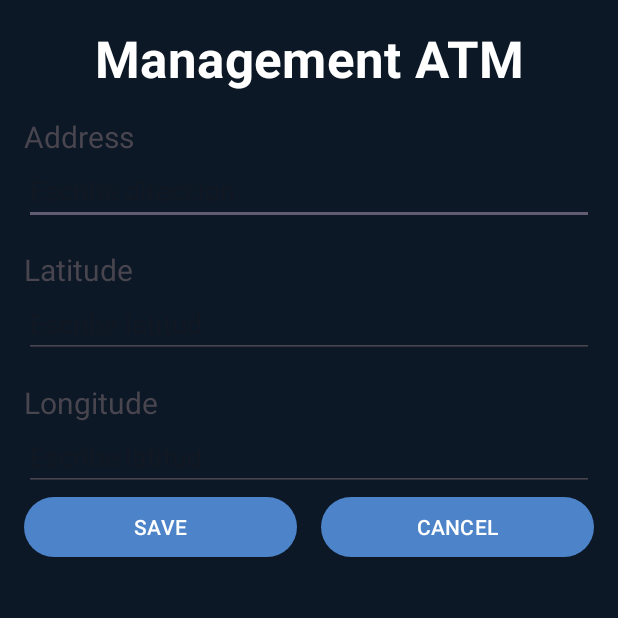
After one commit to jtorrast/dm-banco-jototo, an Android app: the AddCajeroFragment screen opened directly, with no data from a screen before it, on a phone screen of 412 x 824 dp, the top half of it. The commit adds this screen. Run offline under Robolectric (Android 15) with nearby library versions, the phone set to English and light mode, and no system bars.

Commit message:
Fragment add atm, activity management atm

```diff
--- a/app/src/main/AndroidManifest.xml
+++ b/app/src/main/AndroidManifest.xml
@@ -13,6 +13,9 @@
         android:supportsRtl="true"
         android:theme="@style/Theme.Bancojototo"
         tools:targetApi="31">
+        <activity
+            android:name=".activities.AtmFormActivity"
+            android:exported="false" />
         <activity
             android:name=".activities.AtmListActivity"
             android:exported="false" />
--- /dev/null
+++ b/app/src/main/java/com/example/banco_jototo/activities/AtmFormActivity.kt
@@ -0,0 +1,24 @@
+package com.example.banco_jototo.activities
+
+import androidx.appcompat.app.AppCompatActivity
+import android.os.Bundle
+import com.example.banco_jototo.R
+import com.example.banco_jototo.databinding.ActivityAtmFormBinding
+import com.example.banco_jototo.fragments.AddCajeroFragment
+
+class AtmFormActivity : AppCompatActivity() {
+
+    private lateinit var binding: ActivityAtmFormBinding
+
+
+    override fun onCreate(savedInstanceState: Bundle?) {
+        super.onCreate(savedInstanceState)
+        binding = ActivityAtmFormBinding.inflate(layoutInflater)
+        setContentView(binding.root)
+
+        supportFragmentManager.beginTransaction()
+            .add(R.id.contenedorFragmentAtm, AddCajeroFragment()).commit()
+
+
+    }
+}
--- a/app/src/main/java/com/example/banco_jototo/activities/AtmManagementActivity.kt
+++ b/app/src/main/java/com/example/banco_jototo/activities/AtmManagementActivity.kt
@@ -1,5 +1,6 @@
 package com.example.banco_jototo.activities
 
+import android.content.Intent
 import androidx.appcompat.app.AppCompatActivity
 import android.os.Bundle
 import com.example.banco_jototo.R
@@ -18,11 +19,23 @@ class AtmManagementActivity : AppCompatActivity() {
     private lateinit var binding: ActivityAtmManagementBinding
     override fun onCreate(savedInstanceState: Bundle?) {
         super.onCreate(savedInstanceState)
-        setContentView(R.layout.activity_atm_management)
+
+        binding = ActivityAtmManagementBinding.inflate(layoutInflater)
+        setContentView(binding.root)
 
         val cliente = intent.getSerializableExtra("Cliente") as Cliente
+        println(cliente.getNombre())
 
-        println(cliente.getNombre())
+        binding.btnAtmList.setOnClickListener {
+            val intent = Intent(this, AtmListActivity::class.java)
+            startActivity(intent)
+        }
+
+        binding.btnAtmAdd.setOnClickListener {
+            val intent = Intent(this, AtmFormActivity::class.java)
+            startActivity(intent)
+        }
+
 
 
     }
--- /dev/null
+++ b/app/src/main/java/com/example/banco_jototo/fragments/AddCajeroFragment.kt
@@ -0,0 +1,60 @@
+package com.example.banco_jototo.fragments
+
+import android.os.Bundle
+import androidx.fragment.app.Fragment
+import android.view.LayoutInflater
+import android.view.View
+import android.view.ViewGroup
+import com.example.banco_jototo.R
+
+// TODO: Rename parameter arguments, choose names that match
+// the fragment initialization parameters, e.g. ARG_ITEM_NUMBER
+private const val ARG_PARAM1 = "param1"
+private const val ARG_PARAM2 = "param2"
+
+/**
+ * A simple [Fragment] subclass.
+ * Use the [AddCajeroFragment.newInstance] factory method to
+ * create an instance of this fragment.
+ */
+class AddCajeroFragment : Fragment() {
+    // TODO: Rename and change types of parameters
+    private var param1: String? = null
+    private var param2: String? = null
+
+    override fun onCreate(savedInstanceState: Bundle?) {
+        super.onCreate(savedInstanceState)
+        arguments?.let {
+            param1 = it.getString(ARG_PARAM1)
+            param2 = it.getString(ARG_PARAM2)
+        }
+    }
+
+    override fun onCreateView(
+        inflater: LayoutInflater, container: ViewGroup?,
+        savedInstanceState: Bundle?
+    ): View? {
+        // Inflate the layout for this fragment
+        return inflater.inflate(R.layout.fragment_add_cajero, container, false)
+    }
+
+    companion object {
+        /**
+         * Use this factory method to create a new instance of
+         * this fragment using the provided parameters.
+         *
+         * @param param1 Parameter 1.
+         * @param param2 Parameter 2.
+         * @return A new instance of fragment AddCajeroFragment.
+         */
+        // TODO: Rename and change types and number of parameters
+        @JvmStatic
+        fun newInstance(param1: String, param2: String) =
+            AddCajeroFragment().apply {
+                arguments = Bundle().apply {
+                    putString(ARG_PARAM1, param1)
+                    putString(ARG_PARAM2, param2)
+                }
+            }
+    }
+}
--- /dev/null
+++ b/app/src/main/res/layout/activity_atm_form.xml
@@ -0,0 +1,21 @@
+<?xml version="1.0" encoding="utf-8"?>
+<LinearLayout xmlns:android="http://schemas.android.com/apk/res/android"
+    xmlns:app="http://schemas.android.com/apk/res-auto"
+    xmlns:tools="http://schemas.android.com/tools"
+    android:layout_width="match_parent"
+    android:layout_height="match_parent"
+    tools:context=".activities.AtmFormActivity"
+    android:orientation="vertical"
+    android:background="@color/azul_oscuro_profundo">
+
+    <TextView
+        android:id="@+id/atmManagementTitle"
+        style="@style/titleSectionStyle"
+        android:layout_width="match_parent"
+        android:layout_height="wrap_content"
+        android:text="@string/text_atm_management_title"/>
+    <androidx.fragment.app.FragmentContainerView
+        android:id="@+id/contenedorFragmentAtm"
+        android:layout_width="match_parent"
+        android:layout_height="match_parent"/>
+</LinearLayout>
--- /dev/null
+++ b/app/src/main/res/layout/fragment_add_cajero.xml
@@ -0,0 +1,70 @@
+<?xml version="1.0" encoding="utf-8"?>
+<FrameLayout xmlns:android="http://schemas.android.com/apk/res/android"
+    xmlns:tools="http://schemas.android.com/tools"
+    android:layout_width="match_parent"
+    android:layout_height="match_parent"
+    tools:context=".fragments.AddCajeroFragment">
+
+   <LinearLayout
+       android:layout_width="match_parent"
+       android:layout_height="match_parent"
+       android:orientation="vertical"
+       android:layout_marginHorizontal="16dp">
+       <TextView
+           android:layout_width="match_parent"
+           android:layout_height="wrap_content"
+           android:layout_marginTop="16dp"
+           android:text="@string/text_atm_addres"
+           android:textSize="20sp"/>
+       <EditText
+           android:id="@+id/etDireccion"
+           android:layout_width="match_parent"
+           android:layout_height="wrap_content"
+           android:hint="Escribe direccion"/>
+
+       <TextView
+           android:layout_width="match_parent"
+           android:layout_height="wrap_content"
+           android:layout_marginTop="16dp"
+           android:text="@string/text_atm_latitude"
+           android:textSize="20sp"/>
+       <EditText
+           android:id="@+id/etLatitud"
+           android:layout_width="match_parent"
+           android:layout_height="wrap_content"
+           android:hint="Escribe latitud"/>
+
+       <TextView
+           android:layout_width="match_parent"
+           android:layout_height="wrap_content"
+           android:layout_marginTop="16dp"
+           android:text="@string/text_atm_longitude"
+           android:textSize="20sp"/>
+       <EditText
+           android:id="@+id/etLongitud"
+           android:layout_width="match_parent"
+           android:layout_height="wrap_content"
+           android:hint="Escribe latitud"/>
+
+       <LinearLayout
+           android:layout_width="match_parent"
+           android:layout_height="wrap_content"
+           android:orientation="horizontal">
+           <com.google.android.material.button.MaterialButton
+               android:id="@+id/btnSaveAtm"
+               android:layout_width="0dp"
+               android:layout_height="wrap_content"
+               android:layout_weight="1"
+               android:layout_marginEnd="16dp"
+               android:text="@string/text_save_atm"
+               />
+           <com.google.android.material.button.MaterialButton
+               android:id="@+id/btnCancelAtm"
+               android:layout_width="0dp"
+               android:layout_height="wrap_content"
+               android:layout_weight="1"
+               android:text="@string/text_cancel_atm"/>
+       </LinearLayout>
+
+   </LinearLayout>
+</FrameLayout>
--- a/app/src/main/res/values/strings.xml
+++ b/app/src/main/res/values/strings.xml
@@ -85,6 +85,12 @@
     <string name="text_btn_atm_add">ATM ADD</string>
     <string name="text_btn_atm_maps">ATM MAPS</string>
     <string name="text_atm_num">ATM 1</string>
+    <string name="text_atm_management_title">Management ATM</string>
+    <string name="text_atm_addres">Address</string>
+    <string name="text_atm_latitude">Latitude</string>
+    <string name="text_atm_longitude">Longitude</string>
+    <string name="text_save_atm">SAVE</string>
+    <string name="text_cancel_atm">CANCEL</string>
 
 
 </resources>
```
Also changed, not shown: 1 other file.
